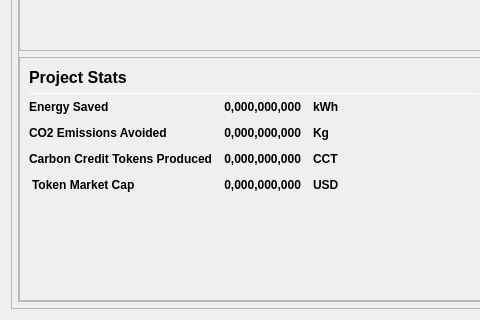
Old version of the form src/qt/forms/overviewpage.ui in the repository Carbon-Zero/CarbonZero; both pictures show x 0 to 480 and y 521 to 841 of the 978 by 841 pixel window.
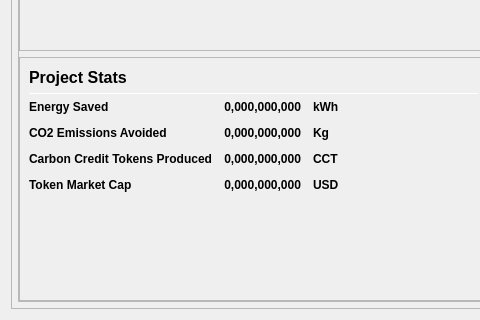
New version of the form.

What changed in the file:
```diff
--- a/src/qt/forms/overviewpage.ui
+++ b/src/qt/forms/overviewpage.ui
@@ -952,7 +952,7 @@
                           <string>Token Market Cap</string>
                          </property>
                          <property name="indent">
-                          <number>3</number>
+                          <number>-1</number>
                          </property>
                         </widget>
                        </item>
```
